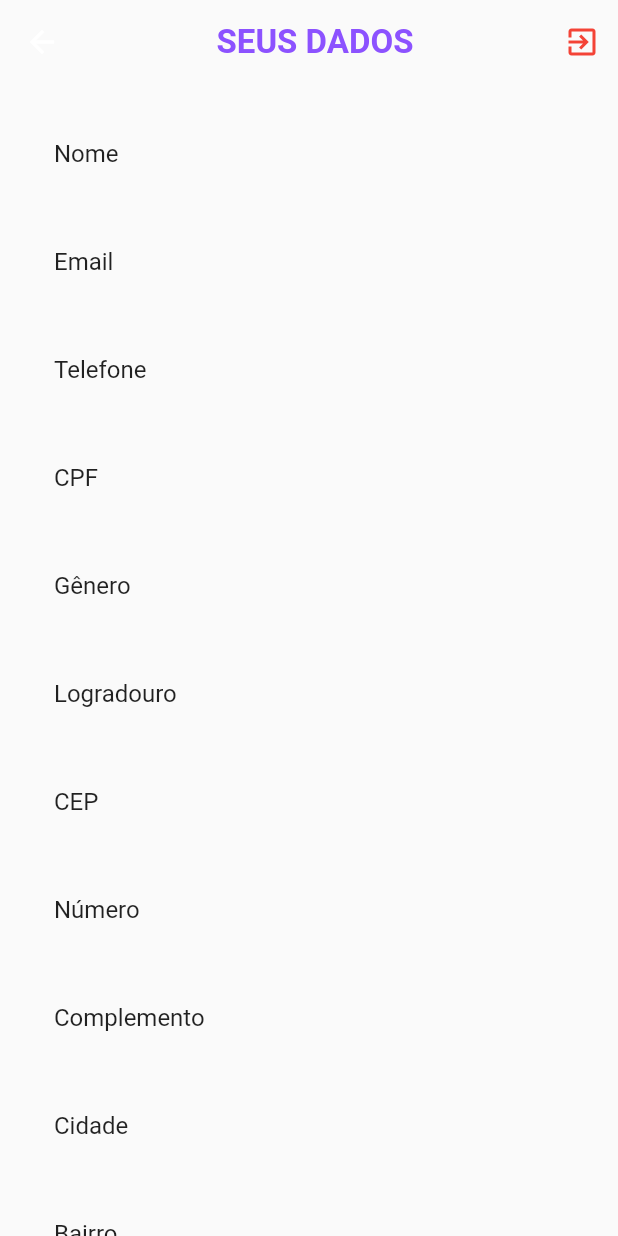
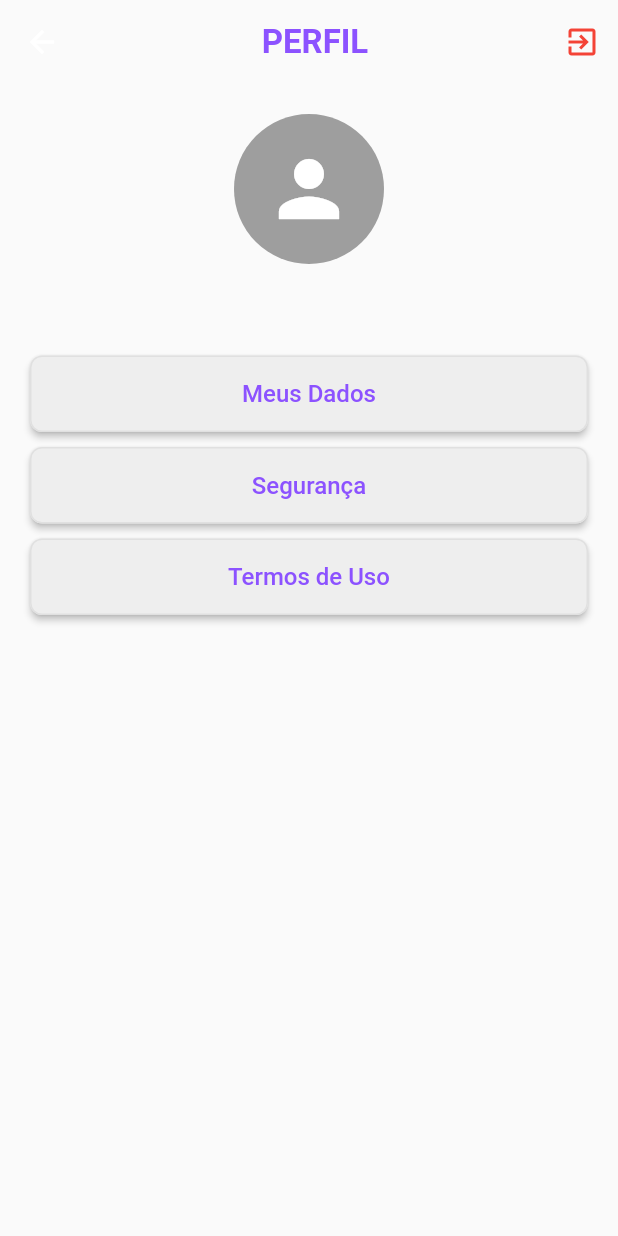
Before and after one commit to abreulays/app_dreams_tourism, a Flutter app: the ProfilePage screen opened directly with empty values, on a phone screen of 412 x 824 dp. Run offline on Flutter 3.47's test engine with Material 2 defaults, Android fonts, the phone set to English and light mode, and no system bars; our stand-ins replace font_awesome_flutter, google_nav_bar, shared_preferences; accounts and stored records are empty.

Commit message:
melhorado a pagina do perfil

```diff
--- a/lib/Model/activity_model.dart
+++ b/lib/Model/activity_model.dart
@@ -1,8 +1,6 @@
 
 // define uma classe chamada Activity: Activity é uma classe: Em programação orientada a objetos, uma classe é uma estrutura que
 //define um conjunto de propriedades e métodos que serão compartilhados por todos os objetos criados a partir dessa classe.
-
-
 
 class Activity {
   String imageUrl;
--- a/lib/Model/destination_model.dart
+++ b/lib/Model/destination_model.dart
@@ -16,7 +16,7 @@ class Destination {
     required this.activities,
   });
 }
-// Cria instâncias dtividades turísticas e destinos
+// Cria instâncias de atividades turísticas e destinos.
 
 List<Activity> activities = [
   Activity(
--- a/lib/Model/user_model.dart
+++ b/lib/Model/user_model.dart
@@ -4,6 +4,7 @@ import 'package:flutter/material.dart';
 //Classe UserModel repesenta um modelo de dados dos usuários, cada instancia contém uma informação do usuário.
 //toJson (Json, ele é usado pra trocar os dados entre o servidor e o cliente) converte um objeto da classe para um Map<String>
 //fromJson instância a classe UserModel a partir de um mapa JSON (criado pelo próprio sistema)
+
 //UserModelProvider (dependendo do que recebe ele altera a classe. Exemplo: Entrei com Lays, ele muda tudo pra Lays.)
 
 class UserModelProvider extends ChangeNotifier {
--- a/lib/pages/favoritos_page.dart
+++ b/lib/pages/favoritos_page.dart
@@ -1,9 +1,12 @@
 //Define uma classe FavoritosPage que herda de StatelessWidget e representa uma página
 //na qual o conteúdo principal é um texto "Favoritos!".
+
 //Extensão de StatelessWidget: FavoritosPage é uma classe que estende StatelessWidget, indicando que ela não tem estado mutável interno.
 //Isso significa que todos os elementos da UI nesta página são estáticos e não mudam ao longo do tempo.
 // Este é um construtor constante que não aceita argumentos opcionais, exceto a chave (key) herdada de StatelessWidget.
+
 // const indica que uma instância de FavoritosPage é imutável e, portanto, pode ser usado em contexto constante.
+
 // O método build é obrigatório em qualquer classe que estende StatelessWidget ou StatefulWidget.
 //Ele é chamado pelo framework Flutter para construir a interface do usuário representada pela instância desta classe.
 // O método retorna um widget Scaffold, que é um contêiner de nível superior para a estrutura básica de uma tela em Flutter.
--- a/lib/pages/profile_page.dart
+++ b/lib/pages/profile_page.dart
@@ -1,4 +1,5 @@
 import 'package:app_dreams_tourism/model/user_model.dart';
+import 'package:app_dreams_tourism/pages/update_dados_user.dart';
 import 'package:flutter/material.dart';
 import 'package:shared_preferences/shared_preferences.dart';
 import 'package:app_dreams_tourism/pages/login_page.dart';
@@ -25,9 +26,10 @@ class ProfilePage extends StatelessWidget {
       appBar: AppBar(
         title: const Center(
           child: Text(
-            'SEUS DADOS',
+            'PERFIL',
             style: TextStyle(
-              fontSize: 22, fontWeight: FontWeight.w700,
+              fontSize: 22,
+              fontWeight: FontWeight.w700,
               color: Color.fromRGBO(140, 82, 255, 1), // Cor do título (roxo)
             ),
           ),
@@ -49,44 +51,102 @@ class ProfilePage extends StatelessWidget {
       body: SingleChildScrollView(
         padding: const EdgeInsets.all(20.0),
         child: Column(
+          mainAxisAlignment: MainAxisAlignment.center,
           crossAxisAlignment: CrossAxisAlignment.stretch,
           children: [
-            for (var field in _getUserFields(user)) ...[
-              ListTile(
-                title: Text(field.label),
-                subtitle: Text(field.value),
+            // Área da Foto de Perfil
+            CircleAvatar(
+              radius: 50,
+              backgroundColor: Colors.grey, // Cor de fundo do círculo
+              child: Icon(
+                Icons.person, // Ícone de pessoa
+                size: 60,
+                color: Colors.white, // Cor do ícone
               ),
-            ],
-            const SizedBox(height: 5),
+            ),
+
+            SizedBox(height: 20), // Espaçamento entre a foto e o nome
+
+            // Nome do Usuário
+            Center(
+              child: Text(
+                user.nome,
+                style: TextStyle(
+                  fontSize: 18,
+                  fontWeight: FontWeight.bold,
+                ),
+              ),
+            ),
+
+            SizedBox(height: 20), // Espaçamento entre o nome e os botões
+
+            // Três Botões Estilizados
+            ElevatedButton(
+              onPressed: () {
+                // Ação do primeiro botão para abrir a página UpdateDadosUser()
+                Navigator.push(
+                  context,
+                  MaterialPageRoute(builder: (context) => UpdateDadosUser(user: user,)),
+                );
+              },
+              style: ElevatedButton.styleFrom(
+                primary: Colors.grey.shade200, // Cor de fundo
+                onPrimary: Color.fromRGBO(140, 82, 255, 1), // Cor do texto
+                shape: RoundedRectangleBorder(
+                  borderRadius: BorderRadius.circular(8.0),
+                  side: BorderSide(color: const Color.fromARGB(255, 224, 224, 224)), // Cor da borda
+                ),
+                padding: EdgeInsets.all(16.0),
+              ),
+              child: Text('Meus Dados', style: TextStyle(fontSize: 16),),
+            ),
+
+            SizedBox(height: 10),
+
+            ElevatedButton(
+              onPressed: () {
+                // Ação do primeiro botão para abrir a página UpdateDadosUser()
+                Navigator.push(
+                  context,
+                  MaterialPageRoute(builder: (context) => UpdateDadosUser(user: user,)),
+                );
+              },
+              style: ElevatedButton.styleFrom(
+                primary: Colors.grey.shade200, // Cor de fundo
+                onPrimary: Color.fromRGBO(140, 82, 255, 1), // Cor do texto
+                shape: RoundedRectangleBorder(
+                  borderRadius: BorderRadius.circular(8.0),
+                  side: BorderSide(color: const Color.fromARGB(255, 224, 224, 224)), // Cor da borda
+                ),
+                padding: EdgeInsets.all(16.0),
+              ),
+              child: Text('Segurança', style: TextStyle(fontSize: 16),),
+            ),
+
+            SizedBox(height: 10),
+
+            ElevatedButton(
+              onPressed: () {
+                // Ação do primeiro botão para abrir a página UpdateDadosUser()
+                Navigator.push(
+                  context,
+                  MaterialPageRoute(builder: (context) => UpdateDadosUser(user: user,)),
+                );
+              },
+              style: ElevatedButton.styleFrom(
+                primary: Colors.grey.shade200, // Cor de fundo
+                onPrimary: Color.fromRGBO(140, 82, 255, 1), // Cor do texto
+                shape: RoundedRectangleBorder(
+                  borderRadius: BorderRadius.circular(8.0),
+                  side: BorderSide(color: const Color.fromARGB(255, 224, 224, 224)), // Cor da borda
+                ),
+                padding: EdgeInsets.all(16.0),
+              ),
+              child: Text('Termos de Uso', style: TextStyle(fontSize: 16),),
+            ),
           ],
         ),
       ),
     );
   }
-
-  List<UserField> _getUserFields(UserModel user) {
-    return [
-      UserField(label: 'Nome', value: user.nome),
-      UserField(label: 'Email', value: user.email),
-      UserField(label: 'Telefone', value: user.telefone),
-      UserField(label: 'CPF', value: user.cpf),
-      UserField(label: 'Gênero', value: user.sexo),
-      // UserField(label: 'Nascimento', value: user.dtNascimento),
-      UserField(label: 'Logradouro', value: user.logradouro),
-      UserField(label: 'CEP', value: user.cep),
-      UserField(label: 'Número', value: user.num_residencia),
-      UserField(label: 'Complemento', value: user.complemento),
-      UserField(label: 'Cidade', value: user.cidade),
-      UserField(label: 'Bairro', value: user.bairro),
-      UserField(label: 'UF', value: user.uf),
-      // Adicione mais campos conforme necessário
-    ];
-  }
 }
-
-class UserField {
-  final String label;
-  final String value;
-
-  UserField({required this.label, required this.value});
-}
--- a/lib/pages/register_page.dart
+++ b/lib/pages/register_page.dart
@@ -3,7 +3,7 @@ import 'package:app_dreams_tourism/widget/date_input_field.dart';
 import 'package:app_dreams_tourism/widget/my_button.dart';
 import 'package:app_dreams_tourism/widget/my_textfield.dart';
 import 'package:app_dreams_tourism/pages/login_page.dart';
-import 'package:app_dreams_tourism/widget/gender_dropwdown_input.dart';
+import 'package:app_dreams_tourism/widget/sexo_dropwdown_input.dart';
 import 'package:flutter/material.dart';
 import 'package:flutter/services.dart';
 import 'package:http/http.dart' as http;
```
Also changed, not shown: lib/pages/destination_screen.dart (+10 -0 lines), lib/pages/home_page.dart (+4 -3 lines), lib/pages/update_dados_user.dart (added, +83 -0 lines), lib/widget/sexo_dropwdown_input.dart (renamed from lib/widget/gender_dropwdown_input.dart).
